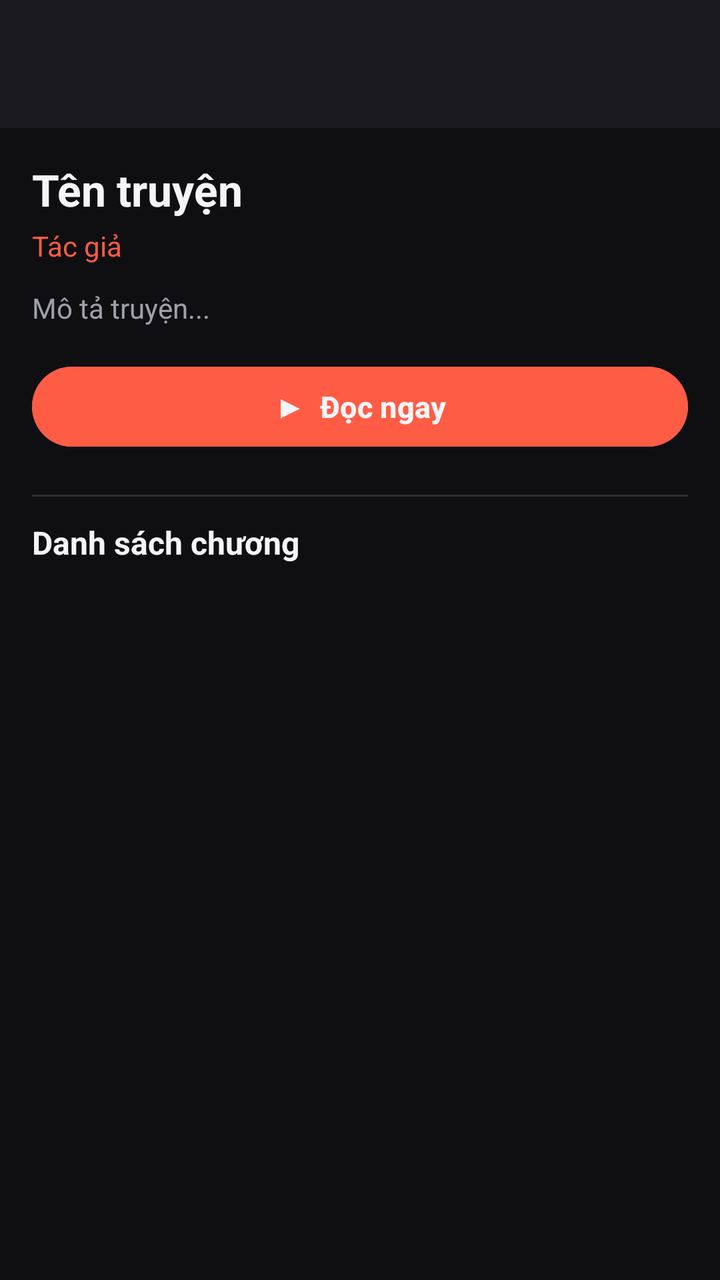
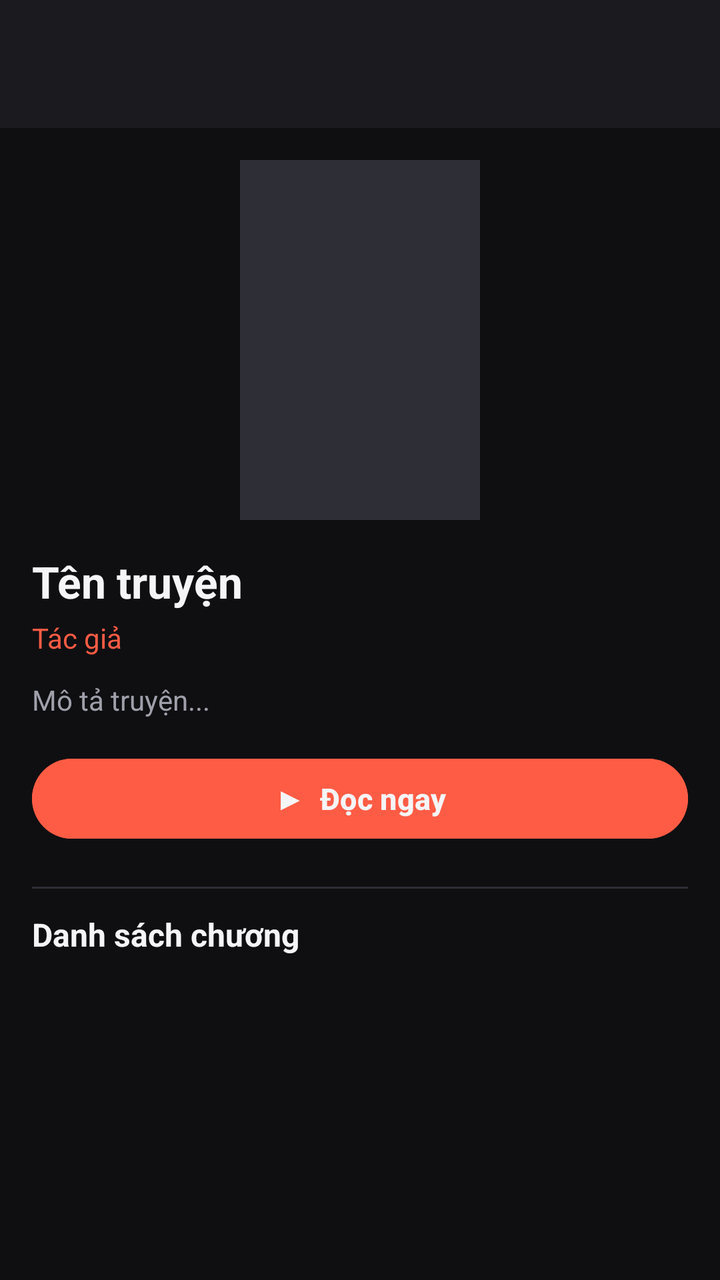

Two renders of the same Android screen: before a commit and after it. Below are the layout's source before the change and the commit's diff.
<!-- AndroidManifest.xml: application theme Theme.TruyenMoiNgay -->
<!-- res/layout/activity_comic_detail.xml -->
<?xml version="1.0" encoding="utf-8"?>
<LinearLayout
    xmlns:android="http://schemas.android.com/apk/res/android"
    xmlns:app="http://schemas.android.com/apk/res-auto"
    android:layout_width="match_parent"
    android:layout_height="match_parent"
    android:orientation="vertical"
    android:background="@color/bg_root">

    
    <androidx.appcompat.widget.Toolbar
        android:id="@+id/toolbar"
        android:layout_width="match_parent"
        android:layout_height="?attr/actionBarSize"
        android:background="@color/bg_surface"
        app:titleTextColor="@color/text_primary"/>

    <androidx.core.widget.NestedScrollView
        android:layout_width="match_parent"
        android:layout_height="match_parent"
        android:clipToPadding="false">

        <LinearLayout
            android:layout_width="match_parent"
            android:layout_height="wrap_content"
            android:orientation="vertical"
            android:padding="16dp">

            <TextView
                android:id="@+id/tvTitle"
                android:layout_width="match_parent"
                android:layout_height="wrap_content"
                android:text="Tên truyện"
                android:textSize="22sp"
                android:textStyle="bold"
                android:textColor="@color/text_primary" />

            <TextView
                android:id="@+id/tvAuthor"
                android:layout_width="match_parent"
                android:layout_height="wrap_content"
                android:layout_marginTop="4dp"
                android:text="Tác giả"
                android:textSize="14sp"
                android:textColor="@color/accent_primary" />

            <TextView
                android:id="@+id/tvDescription"
                android:layout_width="match_parent"
                android:layout_height="wrap_content"
                android:layout_marginTop="12dp"
                android:text="Mô tả truyện..."
                android:textSize="14sp"
                android:textColor="@color/text_secondary"
                android:lineSpacingMultiplier="1.5" />

            <Button
                android:id="@+id/btnReadNow"
                android:layout_width="match_parent"
                android:layout_height="48dp"
                android:layout_marginTop="16dp"
                android:backgroundTint="@color/accent_primary"
                android:text="▶  Đọc ngay"
                android:textColor="@color/text_primary"
                android:textSize="15sp"
                android:textStyle="bold"
                android:textAllCaps="false" />

            <View
                android:layout_width="match_parent"
                android:layout_height="1dp"
                android:layout_marginTop="20dp"
                android:layout_marginBottom="12dp"
                android:background="@color/divider" />

            <TextView
                android:layout_width="match_parent"
                android:layout_height="wrap_content"
                android:text="Danh sách chương"
                android:textSize="16sp"
                android:textStyle="bold"
                android:textColor="@color/text_primary"
                android:layout_marginBottom="8dp" />

            <androidx.recyclerview.widget.RecyclerView
                android:id="@+id/rvChapters"
                android:layout_width="match_parent"
                android:layout_height="wrap_content"
                android:nestedScrollingEnabled="false" />

        </LinearLayout>
    </androidx.core.widget.NestedScrollView>

</LinearLayout>
<!-- resources referenced by this layout -->
<resources>
  <color name="accent_primary">#FF5C45</color>
  <color name="bg_root">#0F0F12</color>
  <color name="bg_surface">#1A1A1F</color>
  <color name="divider">#2E2E36</color>
  <color name="text_primary">#F5F5F7</color>
  <color name="text_secondary">#A0A0AB</color>
  <style name="Theme.TruyenMoiNgay" parent="Base.Theme.TruyenMoiNgay" />
  <style name="Base.Theme.TruyenMoiNgay" parent="Theme.Material3.DayNight.NoActionBar">
          <item name="colorPrimary">@color/accent_primary</item>
          <item name="colorOnPrimary">@color/text_primary</item>
          <item name="colorSecondary">@color/accent_secondary</item>
          <item name="android:colorBackground">@color/bg_root</item>
          <item name="colorSurface">@color/bg_surface</item>
          <item name="colorOnSurface">@color/text_primary</item>
          <item name="colorOnBackground">@color/text_primary</item>
          <item name="android:statusBarColor">@color/bg_root</item>
          <item name="android:navigationBarColor">@color/bg_root</item>
          <item name="android:windowLightStatusBar">false</item>
      </style>
  <color name="accent_secondary">#FFB020</color>
</resources>

<!-- the commit's change to res/layout/activity_comic_detail.xml (unified diff, before → after) -->
@@ -25,6 +25,15 @@
             android:layout_height="wrap_content"
             android:orientation="vertical"
             android:padding="16dp">
+
+            <ImageView
+                android:id="@+id/imgCover"
+                android:layout_width="120dp"
+                android:layout_height="180dp"
+                android:layout_gravity="center"
+                android:layout_marginBottom="16dp"
+                android:scaleType="centerCrop"
+                android:background="@color/divider" />
 
             <TextView
                 android:id="@+id/tvTitle"
